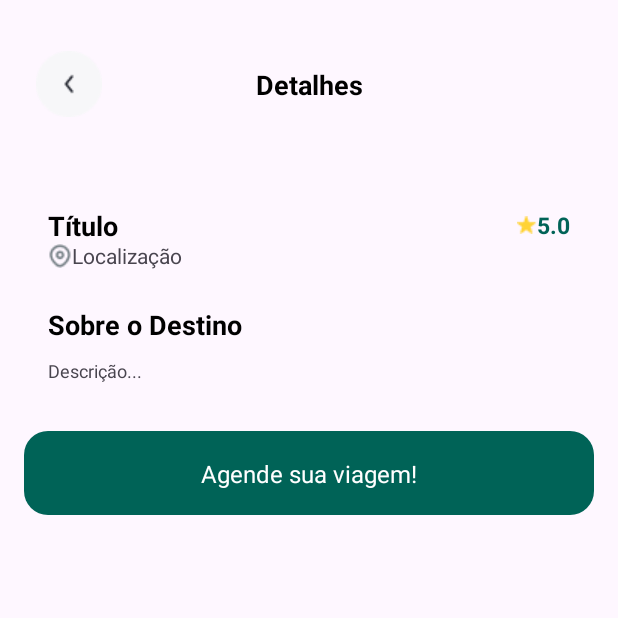
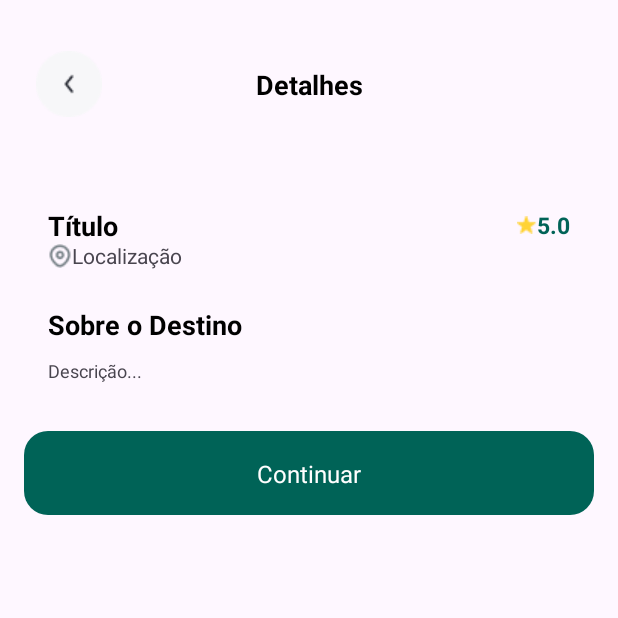
Before and after one commit to DeveloperJotape/iTourNew, an Android app: the DetailsActivity screen opened directly, with no data from a screen before it, on a phone screen of 412 x 824 dp, the top half of it. Run offline under Robolectric (Android 15) with nearby library versions, the phone set to English and light mode, and no system bars; Roboto replaces fonts that are not available here; 5 statements that could not run were skipped.

Commit message:
Fix: Envio de dados

```diff
--- /dev/null
+++ b/app/src/main/java/com/example/itouratt/Activities/TicketsActivity.java
@@ -0,0 +1,6 @@
+package com.example.itouratt.Activities;
+
+import androidx.appcompat.app.AppCompatActivity;
+
+public class TicketsActivity extends AppCompatActivity {
+}
--- a/app/src/main/res/layout/activity_appointment.xml
+++ b/app/src/main/res/layout/activity_appointment.xml
@@ -231,7 +231,7 @@
             </androidx.constraintlayout.widget.ConstraintLayout>
 
             <androidx.constraintlayout.widget.ConstraintLayout
-                android:id="@+id/btnAppointment"
+                android:id="@+id/btnConfirmAppointment"
                 android:layout_width="match_parent"
                 android:layout_height="56dp"
                 android:layout_marginStart="16dp"
--- a/app/src/main/res/layout/activity_details.xml
+++ b/app/src/main/res/layout/activity_details.xml
@@ -178,7 +178,7 @@
                     android:layout_width="wrap_content"
                     android:layout_height="wrap_content"
                     android:fontFamily="@font/georama_light"
-                    android:text="Agende sua viagem!"
+                    android:text="Continuar"
                     android:textColor="@color/white"
                     android:textSize="16sp"
                     android:textStyle="normal"
```
Also changed, not shown: app/src/main/java/com/example/itouratt/Activities/AppointmentActivity.java (+14 -0 lines).
